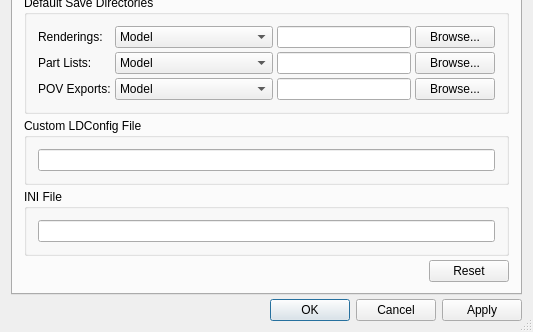
Qt form ldvlib/LDVQt/LDVPreferencesPanel.ui (trevorsandy/lpub3d-ci) before a commit; both pictures show x 0 to 533 and y 322 to 654 of the 533 by 654 pixel window.
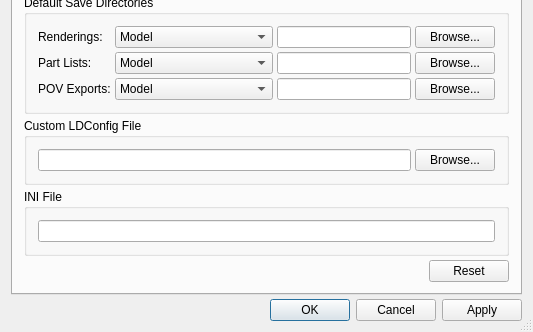
The same form after that commit. Icons and pictures are not drawn.

Commit message: LDVLib - enable custom config in Preferences

```diff
--- a/ldvlib/LDVQt/LDVPreferencesPanel.ui
+++ b/ldvlib/LDVQt/LDVPreferencesPanel.ui
@@ -650,9 +650,16 @@
          <property name="title">
           <string>Custom LDConfig File</string>
          </property>
-         <layout class="QVBoxLayout" name="verticalLayout_5">
+         <layout class="QHBoxLayout" name="horizontalLayout_7">
           <item>
-           <widget class="QLineEdit" name="lineEdit"/>
+           <widget class="QLineEdit" name="customConfigEdit"/>
+          </item>
+          <item>
+           <widget class="QPushButton" name="customConfigButton">
+            <property name="text">
+             <string>Browse...</string>
+            </property>
+           </widget>
           </item>
          </layout>
         </widget>
```
Left out of the diff: 5 changed lines with no effect on the pictures. The commit also changes 4 other files.
